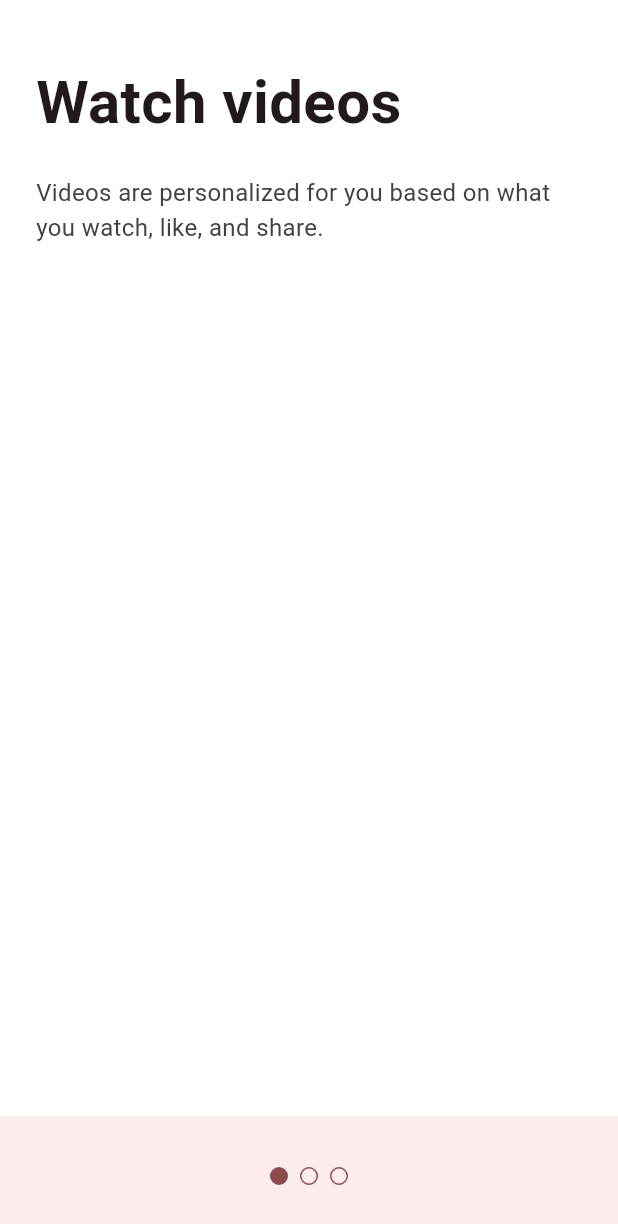
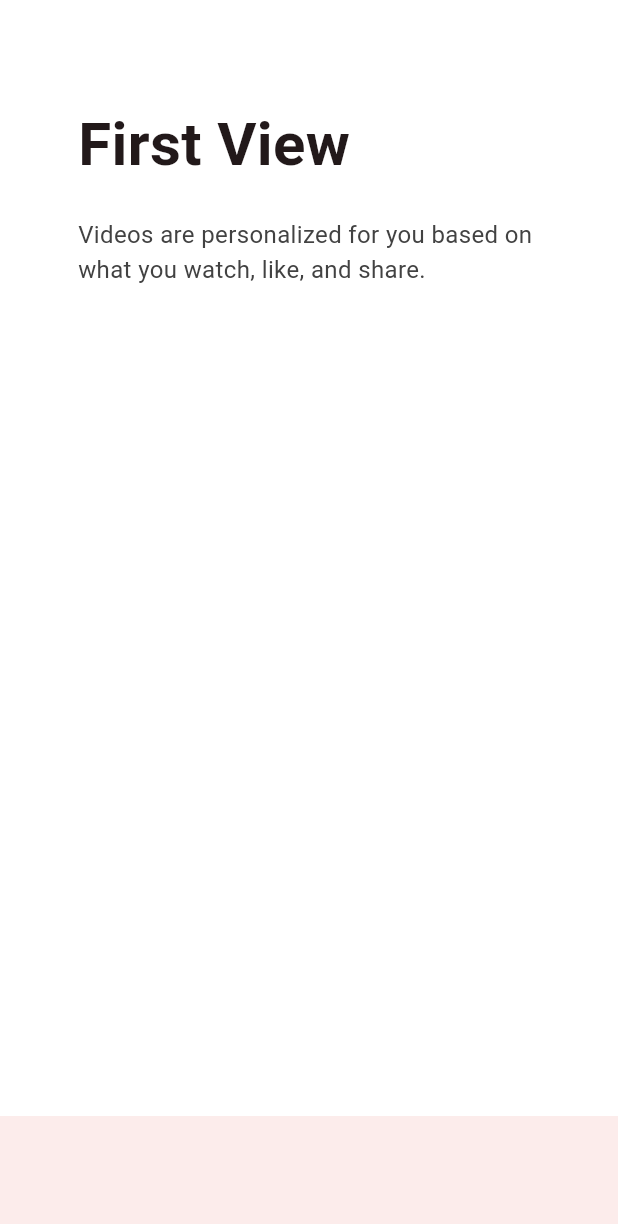
Before and after one commit to Jinwook-Song/tiktok_v2, a Flutter app: the TutorialScreen screen opened directly, on a phone screen of 412 x 824 dp. Shown: the top 1224 px of the screen. Run offline on Flutter 3.47's test engine with Material 2 defaults, Android fonts, the phone set to English and light mode, and no system bars; our stand-ins replace font_awesome_flutter.

Commit message:
widget: AnimatedCrossFade & pan events

```diff
--- a/lib/features/onboarding/tutorial_screen.dart
+++ b/lib/features/onboarding/tutorial_screen.dart
@@ -1,6 +1,11 @@
+import 'package:flutter/cupertino.dart';
 import 'package:flutter/material.dart';
 import 'package:tiktok_v2/constants/gaps.dart';
 import 'package:tiktok_v2/constants/sizes.dart';
+
+enum Direction { left, right }
+
+enum Page { first, second }
 
 class TutorialScreen extends StatefulWidget {
   const TutorialScreen({super.key});
@@ -10,22 +15,45 @@ class TutorialScreen extends StatefulWidget {
 }
 
 class _TutorialScreenState extends State<TutorialScreen> {
+  Direction? _direction;
+  Page _page = Page.first;
+
+  void _onHorizontalDragUpdate(DragUpdateDetails details) {
+    if (details.delta.dx > 0) {
+      _direction = Direction.left;
+    } else {
+      _direction = Direction.right;
+    }
+  }
+
+  void _onHorizontalDragEnd(DragEndDetails details) {
+    if (_direction == Direction.left) {
+      _page = Page.first;
+    } else {
+      _page = Page.second;
+    }
+    setState(() {});
+  }
+
   @override
   Widget build(BuildContext context) {
-    return DefaultTabController(
-      length: 3,
+    return GestureDetector(
+      onHorizontalDragUpdate: _onHorizontalDragUpdate,
+      onHorizontalDragEnd: _onHorizontalDragEnd,
       child: Scaffold(
-        body: SafeArea(
-          child: TabBarView(
-            children: [
-              Padding(
-                padding: const EdgeInsets.symmetric(horizontal: Sizes.size24),
+        body: Padding(
+          padding: const EdgeInsets.all(Sizes.size28),
+          child: SafeArea(
+              child: AnimatedCrossFade(
+                  firstChild: Padding(
+                    padding:
+                        const EdgeInsets.symmetric(horizontal: Sizes.size24),
                     child: Column(
                       crossAxisAlignment: CrossAxisAlignment.start,
                       children: [
                         Gaps.v40,
                         const Text(
-                      'Watch videos',
+                          'First View',
                           style: TextStyle(
                             fontSize: Sizes.size40,
                             fontWeight: FontWeight.w600,
@@ -42,14 +70,15 @@ class _TutorialScreenState extends State<TutorialScreen> {
                       ],
                     ),
                   ),
-              Padding(
-                padding: const EdgeInsets.symmetric(horizontal: Sizes.size24),
+                  secondChild: Padding(
+                    padding:
+                        const EdgeInsets.symmetric(horizontal: Sizes.size24),
                     child: Column(
                       crossAxisAlignment: CrossAxisAlignment.start,
                       children: [
                         Gaps.v40,
                         const Text(
-                      'Watch videos',
+                          'Second View',
                           style: TextStyle(
                             fontSize: Sizes.size40,
                             fontWeight: FontWeight.w600,
@@ -66,43 +95,23 @@ class _TutorialScreenState extends State<TutorialScreen> {
                       ],
                     ),
                   ),
-              Padding(
-                padding: const EdgeInsets.symmetric(horizontal: Sizes.size24),
-                child: Column(
-                  crossAxisAlignment: CrossAxisAlignment.start,
-                  children: [
-                    Gaps.v40,
-                    const Text(
-                      'Watch videos',
-                      style: TextStyle(
-                        fontSize: Sizes.size40,
-                        fontWeight: FontWeight.w600,
-                      ),
-                    ),
-                    Gaps.v20,
-                    Text(
-                      'Videos are personalized for you based on what you watch, like, and share.',
-                      style: TextStyle(
-                        fontSize: Sizes.size16,
-                        color: Colors.grey.shade800,
-                      ),
-                    ),
-                  ],
-                ),
-              ),
-            ],
-          ),
+                  crossFadeState: _page == Page.first
+                      ? CrossFadeState.showFirst
+                      : CrossFadeState.showSecond,
+                  duration: const Duration(milliseconds: 300))),
         ),
         bottomNavigationBar: BottomAppBar(
           surfaceTintColor: Colors.white,
-            child: Row(
-              mainAxisAlignment: MainAxisAlignment.center,
-              children: [
-                TabPageSelector(
-                  selectedColor: Theme.of(context).primaryColor,
-                )
-              ],
-            )),
+          child: AnimatedOpacity(
+            duration: const Duration(milliseconds: 150),
+            opacity: _page == Page.first ? 0 : 1,
+            child: CupertinoButton(
+              onPressed: () {},
+              color: Theme.of(context).primaryColor,
+              child: const Text('Enjoy the app'),
+            ),
+          ),
+        ),
       ),
     );
   }
```
Lines whose indentation alone changed are shown as unchanged.
